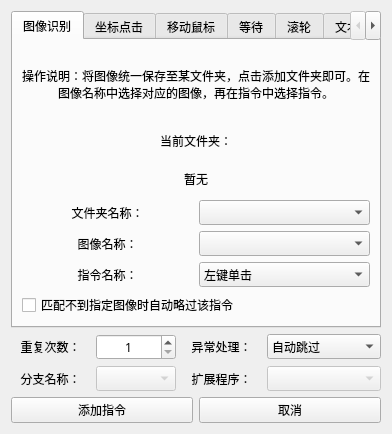
Qt form 窗体/navigation.ui (FsterThanLight/automatic_clicker_2) before a commit.
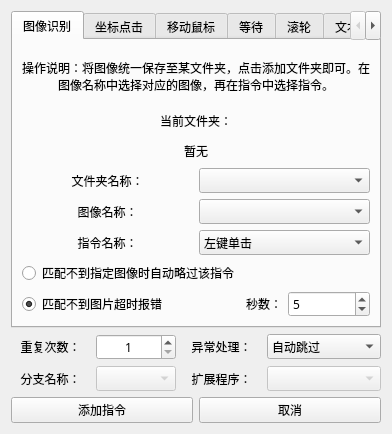
The same form after that commit. Icons and pictures are not drawn.

Commit message: 2023年5月21日16:51:12 添加超时报错

Diff of the .ui file:
```diff
--- a/窗体/navigation.ui
+++ b/窗体/navigation.ui
@@ -105,26 +105,6 @@
        </item>
        <item>
         <layout class="QGridLayout" name="gridLayout">
-         <item row="2" column="0">
-          <widget class="QLabel" name="label_5">
-           <property name="text">
-            <string>指令名称：</string>
-           </property>
-           <property name="alignment">
-            <set>Qt::AlignCenter</set>
-           </property>
-          </widget>
-         </item>
-         <item row="3" column="0" colspan="2">
-          <widget class="QCheckBox" name="checkBox_2">
-           <property name="layoutDirection">
-            <enum>Qt::LeftToRight</enum>
-           </property>
-           <property name="text">
-            <string>匹配不到指定图像时自动略过该指令</string>
-           </property>
-          </widget>
-         </item>
          <item row="1" column="1">
           <widget class="QComboBox" name="comboBox"/>
          </item>
@@ -191,6 +171,60 @@
            </property>
           </widget>
          </item>
+         <item row="2" column="0">
+          <widget class="QLabel" name="label_5">
+           <property name="text">
+            <string>指令名称：</string>
+           </property>
+           <property name="alignment">
+            <set>Qt::AlignCenter</set>
+           </property>
+          </widget>
+         </item>
+         <item row="4" column="1">
+          <layout class="QHBoxLayout" name="horizontalLayout_15">
+           <item>
+            <widget class="QLabel" name="label_42">
+             <property name="text">
+              <string>秒数：</string>
+             </property>
+             <property name="alignment">
+              <set>Qt::AlignRight|Qt::AlignTrailing|Qt::AlignVCenter</set>
+             </property>
+            </widget>
+           </item>
+           <item>
+            <widget class="QSpinBox" name="spinBox_4">
+             <property name="maximum">
+              <number>9999</number>
+             </property>
+             <property name="value">
+              <number>5</number>
+             </property>
+            </widget>
+           </item>
+          </layout>
+         </item>
+         <item row="3" column="0" colspan="2">
+          <widget class="QRadioButton" name="radioButton_2">
+           <property name="layoutDirection">
+            <enum>Qt::LeftToRight</enum>
+           </property>
+           <property name="text">
+            <string>匹配不到指定图像时自动略过该指令</string>
+           </property>
+          </widget>
+         </item>
+         <item row="4" column="0">
+          <widget class="QRadioButton" name="radioButton_4">
+           <property name="text">
+            <string>匹配不到图片超时报错</string>
+           </property>
+           <property name="checked">
+            <bool>true</bool>
+           </property>
+          </widget>
+         </item>
         </layout>
        </item>
       </layout>
```
Left out of the diff: 20 changed lines with no effect on the pictures. The commit also changes 6 other files.
